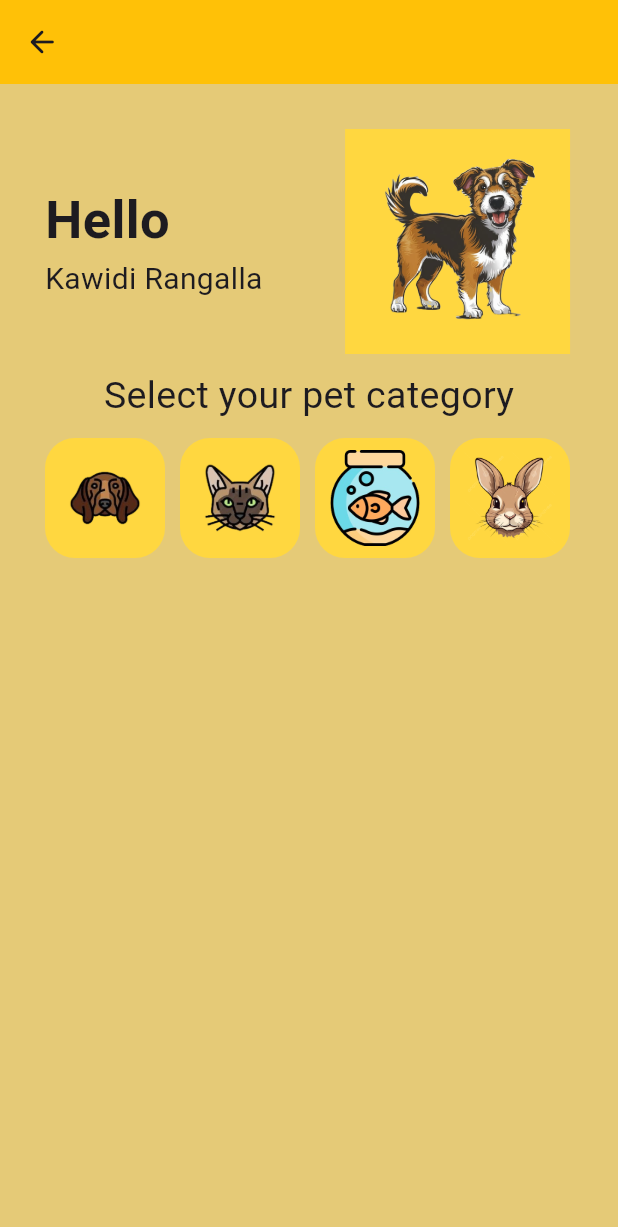
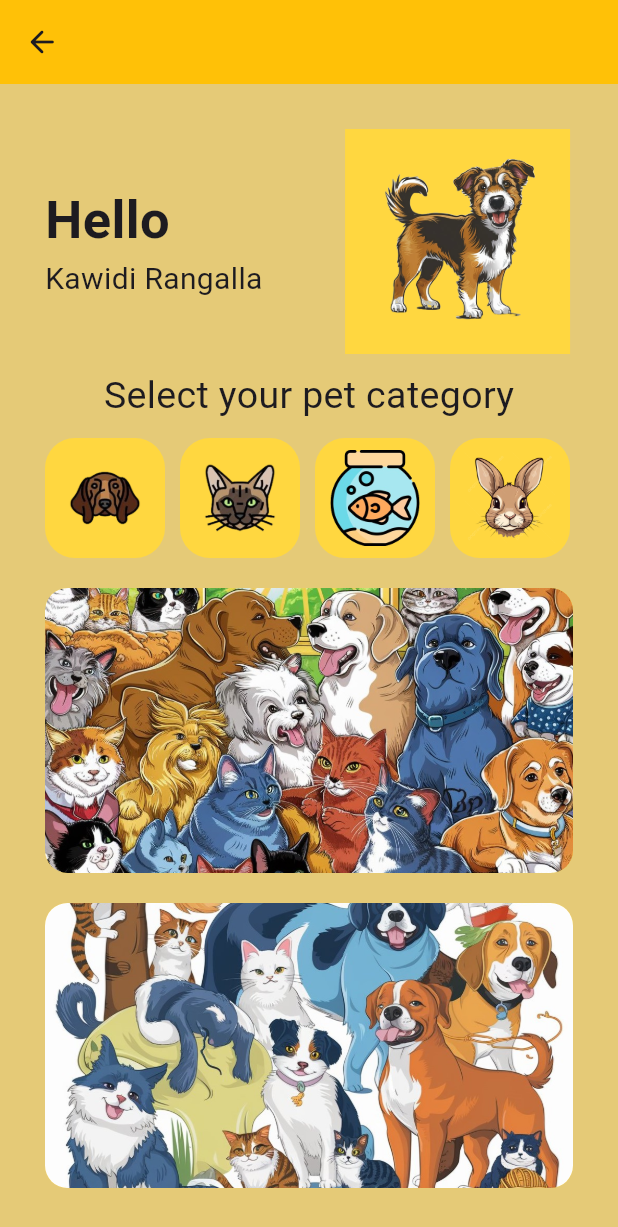
Before and after one commit to Dileesha-Lakshan07/capstone_project, a Flutter app: the userProfile screen opened directly, on a phone screen of 412 x 824 dp. Shown: the top 1227 px of the screen. Run offline on Flutter 3.47's test engine with Material 3 defaults, Android fonts, the phone set to English and light mode, and no system bars.

Commit message:
add pet adding function into userProfile page

```diff
--- a/dileesha/frontend/lib/main.dart
+++ b/dileesha/frontend/lib/main.dart
@@ -1,5 +1,5 @@
 import 'package:flutter/material.dart';
-import 'package:frontend/petRegistration.dart';
+import 'package:frontend/userProfile.dart';
 import 'login.dart';
 
 void main(){
--- a/dileesha/frontend/lib/userProfile.dart
+++ b/dileesha/frontend/lib/userProfile.dart
@@ -22,6 +22,7 @@ class _userProfileState extends State<userProfile> {
           children: <Widget>[
             _userDetail(),
             _petCategory(),
+            _petAdding(),
           ],
         ),
       ),
@@ -98,4 +99,35 @@ class _userProfileState extends State<userProfile> {
     );
   }
 
+  _petAdding(){
+    return Column(
+      crossAxisAlignment: CrossAxisAlignment.stretch,
+      children: [
+        Container(
+          height: 190,
+          decoration: BoxDecoration(
+            borderRadius: BorderRadius.circular(15),
+            color: Colors.amberAccent,
+            image: DecorationImage(
+                image:AssetImage("assets/userProfile/petAdd.jpg"),
+                fit: BoxFit.cover),
+            ),
+          ),
+
+        SizedBox(height: 20,),
+
+        Container(
+          height: 190,
+          decoration: BoxDecoration(
+            borderRadius: BorderRadius.circular(15),
+            color: Colors.amberAccent,
+            image: DecorationImage(
+              image:AssetImage("assets/userProfile/petAdd2.jpg"),
+              fit: BoxFit.cover,),
+          ),
+        ),
+      ],
+    );
+  }
+
 }
--- a/dileesha/frontend/pubspec.yaml
+++ b/dileesha/frontend/pubspec.yaml
@@ -67,6 +67,8 @@ flutter:
      - assets/userProfile/dog.png
      - assets/userProfile/fish.png
      - assets/userProfile/rabbit.png
+     - assets/userProfile/petAdd.jpg
+     - assets/userProfile/petAdd2.jpg
 
   # An image asset can refer to one or more resolution-specific "variants", see
   # https://flutter.dev/assets-and-images/#resolution-aware
```
Also changed, not shown: dileesha/frontend/assets/userProfile/petAdd.jpg (added), dileesha/frontend/assets/userProfile/petAdd2.jpg (added), dileesha/frontend/pubspec.lock.
